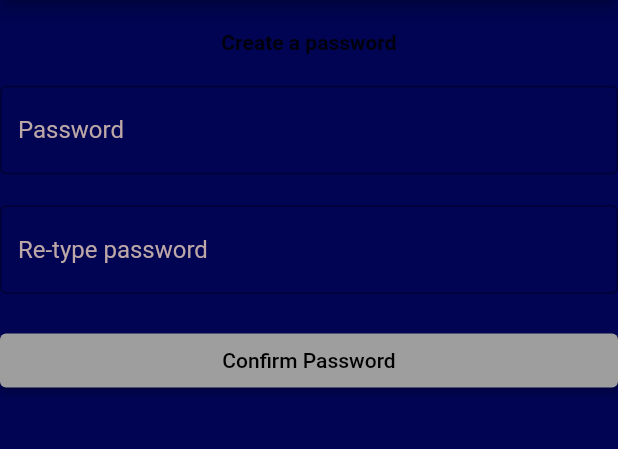
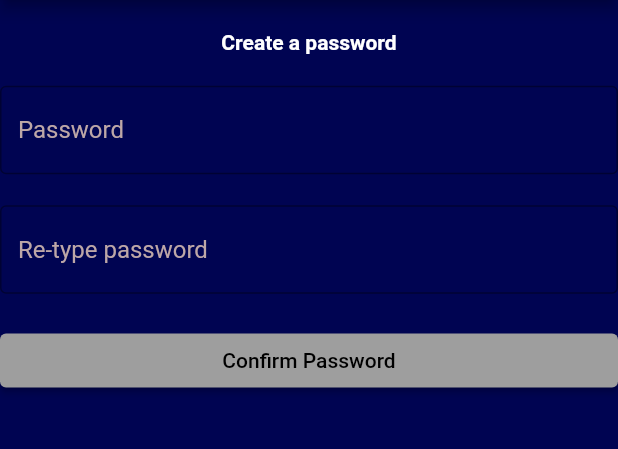
Before and after one commit to yale-swe/s22-eloit, a Flutter app: the RegistrationBox screen opened directly with empty values, on a phone screen of 412 x 824 dp, the part 84-533 px from its top. Run offline on Flutter 3.47's test engine with Material 2 defaults, Android fonts, the phone set to English and light mode, and no system bars; our stand-ins replace cloud_firestore, equatable, firebase_auth, firebase_core, kiwi; accounts and stored records are empty; project files that could hold a hidden picture were left out.

Commit message:
(@yale.edu emails don't get verification). Added a todo reminder. Also changed the text format in the auth pages

```diff
--- a/lib/screens/auth/registration.dart
+++ b/lib/screens/auth/registration.dart
@@ -62,7 +62,8 @@ class _RegistrationBoxState extends State<RegistrationBox> {
                 const Text(
                   'Create a password',
                   textAlign: TextAlign.center,
-                  style: TextStyle(fontWeight: FontWeight.bold),
+                  style: TextStyle(
+                      fontWeight: FontWeight.bold, color: COLOR_FLOATING_TEXT),
                 ),
                 const FormPaddingLayer(),
                 RegisterPasswordField(controller: passwordController),
@@ -140,6 +141,7 @@ class _ConfirmEmailPageState extends State<ConfirmEmailPage> {
   Future sendVerificationEmail() async {
     try {
       user = FirebaseAuth.instance.currentUser!;
+      // TODO: Find out why this verifications aren't being sent to @yale.edu emails.
       await user.sendEmailVerification();
     } catch (e) {
       print(e.toString());
@@ -211,7 +213,10 @@ class _ConfirmEmailPageState extends State<ConfirmEmailPage> {
             // crossAxisAlignment: CrossAxisAlignment.start,
             children: <Widget>[
               const FormPaddingLayer(),
-              Text(bodyContent),
+              Text(
+                bodyContent,
+                style: TextStyle(color: COLOR_FLOATING_TEXT),
+              ),
               const FormPaddingLayer(),
               RichText(
                 text: TextSpan(
```
